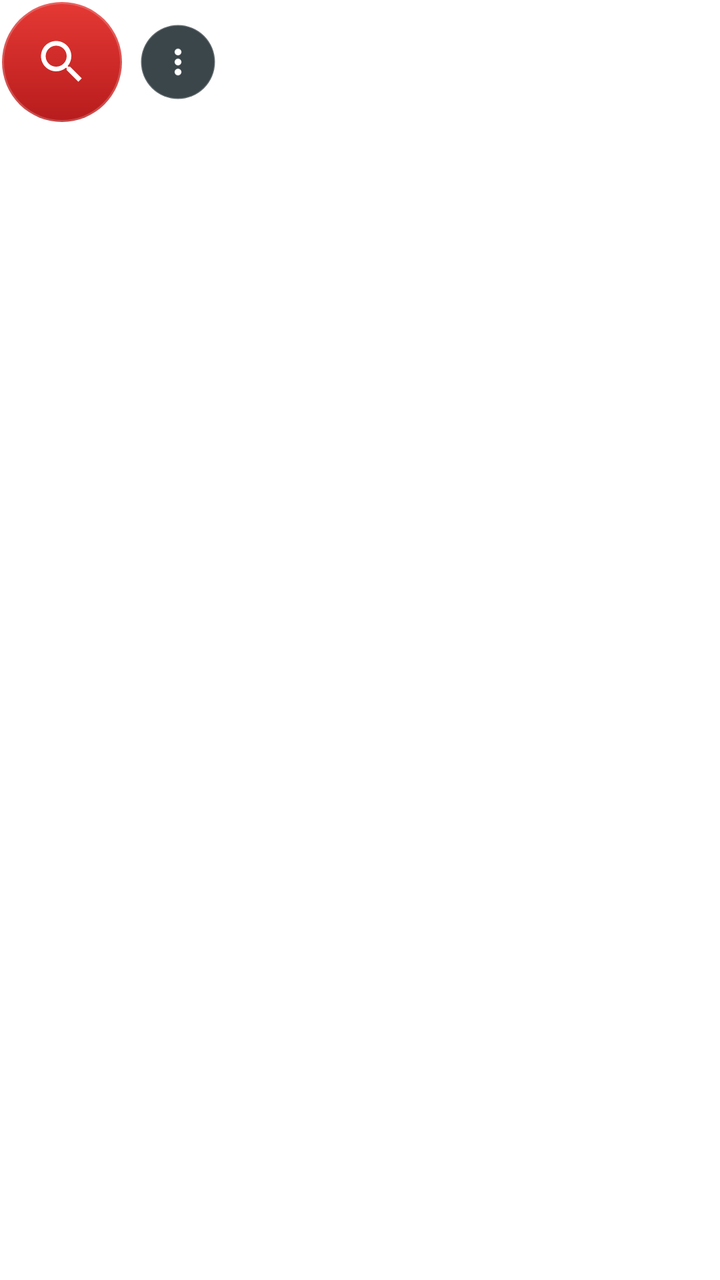
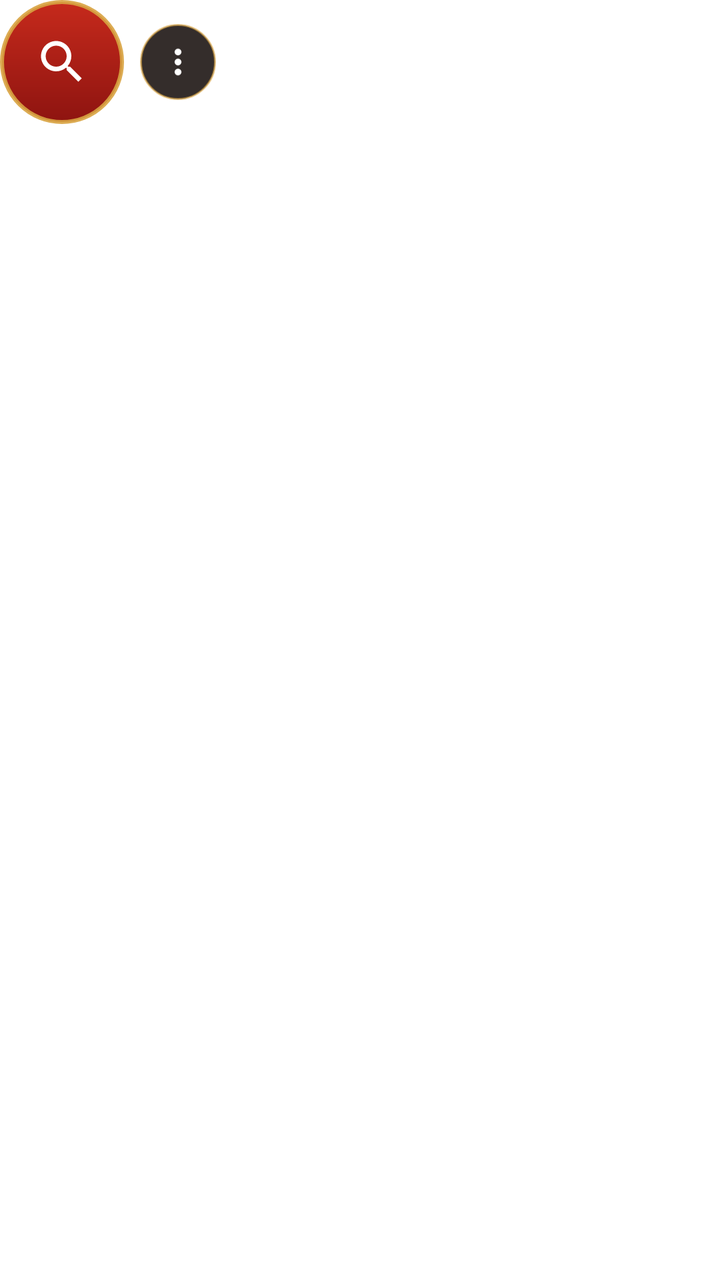

Before-and-after screenshots of an Android layout around one commit, followed by the original layout XML and the change that was made.
<!-- AndroidManifest.xml: fallback theme Theme.MaterialComponents.DayNight.NoActionBar -->
<!-- res/layout/overlay_widget.xml -->
<?xml version="1.0" encoding="utf-8"?>
<LinearLayout xmlns:android="http://schemas.android.com/apk/res/android"
    android:id="@+id/overlay_root"
    android:layout_width="wrap_content"
    android:layout_height="wrap_content"
    android:gravity="top"
    android:orientation="horizontal">

    
    <LinearLayout
        android:id="@+id/overlay_controls"
        android:layout_width="wrap_content"
        android:layout_height="wrap_content"
        android:orientation="vertical">

        <LinearLayout
            android:layout_width="wrap_content"
            android:layout_height="wrap_content"
            android:gravity="center_vertical"
            android:orientation="horizontal">

            
            <FrameLayout
                android:id="@+id/overlay_analyze"
                android:layout_width="62dp"
                android:layout_height="62dp"
                android:background="@drawable/overlay_fab_bg"
                android:clickable="true"
                android:contentDescription="@string/overlay_menu_analyze"
                android:focusable="false">

                <ImageView
                    android:id="@+id/analyze_icon"
                    android:layout_width="28dp"
                    android:layout_height="28dp"
                    android:layout_gravity="center"
                    android:contentDescription="@string/overlay_menu_analyze"
                    android:src="@drawable/ic_overlay_analyze" />

                <ProgressBar
                    android:id="@+id/analyze_progress"
                    android:layout_width="34dp"
                    android:layout_height="34dp"
                    android:layout_gravity="center"
                    android:indeterminateTint="#FFFFFFFF"
                    android:visibility="gone" />
            </FrameLayout>

            
            <ImageButton
                android:id="@+id/overlay_menu_fab"
                android:layout_width="38dp"
                android:layout_height="38dp"
                android:layout_marginStart="8dp"
                android:background="@drawable/overlay_menufab_bg"
                android:contentDescription="@string/overlay_menu_more"
                android:padding="9dp"
                android:scaleType="fitCenter"
                android:src="@drawable/ic_overlay_more" />
        </LinearLayout>

        
        <LinearLayout
            android:id="@+id/overlay_menu"
            android:layout_width="wrap_content"
            android:layout_height="wrap_content"
            android:layout_marginTop="10dp"
            android:gravity="end"
            android:orientation="horizontal"
            android:visibility="gone">

            <ImageButton
                android:id="@+id/menu_select_area"
                android:layout_width="42dp"
                android:layout_height="42dp"
                android:background="@drawable/overlay_sub_bg"
                android:backgroundTint="#FF1E88E5"
                android:contentDescription="@string/overlay_menu_select_area"
                android:padding="11dp"
                android:scaleType="fitCenter"
                android:src="@drawable/ic_overlay_crop" />

            
            <TextView
                android:id="@+id/menu_switch_side"
                android:layout_width="wrap_content"
                android:layout_height="42dp"
                android:minWidth="64dp"
                android:layout_marginStart="10dp"
                android:background="@drawable/overlay_pill_bg"
                android:backgroundTint="#FFE53935"
                android:contentDescription="@string/overlay_menu_switch_side"
                android:gravity="center"
                android:paddingStart="14dp"
                android:paddingEnd="14dp"
                android:text="@string/overlay_side_red"
                android:textColor="#FFFFFFFF"
                android:textSize="14sp"
                android:textStyle="bold" />

            <ImageButton
                android:id="@+id/menu_stop"
                android:layout_width="42dp"
                android:layout_height="42dp"
                android:layout_marginStart="10dp"
                android:background="@drawable/overlay_sub_bg"
                android:backgroundTint="#FFE53935"
                android:contentDescription="@string/overlay_menu_stop"
                android:padding="11dp"
                android:scaleType="fitCenter"
                android:src="@drawable/ic_overlay_stop" />
        </LinearLayout>
    </LinearLayout>

    
    <LinearLayout
        android:id="@+id/overlay_result"
        android:layout_width="200dp"
        android:layout_height="wrap_content"
        android:layout_marginStart="10dp"
        android:layout_marginEnd="10dp"
        android:background="@drawable/overlay_menu_bg"
        android:orientation="vertical"
        android:paddingStart="14dp"
        android:paddingEnd="14dp"
        android:paddingTop="10dp"
        android:paddingBottom="10dp"
        android:visibility="gone">

        <TextView
            android:id="@+id/result_title"
            android:layout_width="match_parent"
            android:layout_height="wrap_content"
            android:textColor="#FF8BC34A"
            android:textSize="15sp"
            android:textStyle="bold" />

        <TextView
            android:id="@+id/result_detail"
            android:layout_width="match_parent"
            android:layout_height="wrap_content"
            android:layout_marginTop="2dp"
            android:textColor="#FFFFFFFF"
            android:textSize="13sp"
            android:visibility="gone" />
    </LinearLayout>
</LinearLayout>
<!-- resources referenced by this layout -->
<resources>
  <!-- drawable ic_overlay_crop (drawable) -->
  <vector xmlns:android="http://schemas.android.com/apk/res/android"
      android:width="24dp"
      android:height="24dp"
      android:viewportWidth="24"
      android:viewportHeight="24">
      <path
          android:fillColor="#FFFFFFFF"
          android:pathData="M3,5v4h2V5h4V3H5C3.9,3 3,3.9 3,5zM5,15H3v4c0,1.1 0.9,2 2,2h4v-2H5v-4zM19,19h-4v2h4c1.1,0 2,-0.9 2,-2v-4h-2v4zM19,3h-4v2h4v4h2V5C21,3.9 20.1,3 19,3z" />
  </vector>
  <!-- drawable ic_overlay_more (drawable) -->
  <vector xmlns:android="http://schemas.android.com/apk/res/android"
      android:width="24dp"
      android:height="24dp"
      android:viewportWidth="24"
      android:viewportHeight="24">
      <path
          android:fillColor="#FFFFFFFF"
          android:pathData="M12,8c1.1,0 2,-0.9 2,-2s-0.9,-2 -2,-2 -2,0.9 -2,2 0.9,2 2,2zM12,10c-1.1,0 -2,0.9 -2,2s0.9,2 2,2 2,-0.9 2,-2 -0.9,-2 -2,-2zM12,16c-1.1,0 -2,0.9 -2,2s0.9,2 2,2 2,-0.9 2,-2 -0.9,-2 -2,-2z" />
  </vector>
  <!-- drawable ic_overlay_stop (drawable) -->
  <vector xmlns:android="http://schemas.android.com/apk/res/android"
      android:width="24dp"
      android:height="24dp"
      android:viewportWidth="24"
      android:viewportHeight="24">
      <path
          android:fillColor="#FFFFFFFF"
          android:pathData="M13,3h-2v10h2V3zM17.83,5.17l-1.42,1.42C17.99,7.86 19,9.81 19,12c0,3.87 -3.13,7 -7,7s-7,-3.13 -7,-7c0,-2.19 1.01,-4.14 2.58,-5.42L6.17,5.17C4.23,6.82 3,9.26 3,12c0,4.97 4.03,9 9,9s9,-4.03 9,-9c0,-2.74 -1.23,-5.18 -3.17,-6.83z" />
  </vector>
  <!-- drawable overlay_fab_bg (drawable) -->
  <?xml version="1.0" encoding="utf-8"?>
  <shape xmlns:android="http://schemas.android.com/apk/res/android"
      android:shape="oval">
      <gradient
          android:angle="270"
          android:startColor="#FFE53935"
          android:endColor="#FFB71C1C" />
      <stroke
          android:width="2dp"
          android:color="#33FFFFFF" />
  </shape>
  <!-- drawable overlay_menu_bg (drawable) -->
  <?xml version="1.0" encoding="utf-8"?>
  <shape xmlns:android="http://schemas.android.com/apk/res/android"
      android:shape="rectangle">
      <solid android:color="#F2202124" />
      <corners android:radius="12dp" />
      <stroke
          android:width="1dp"
          android:color="#33FFFFFF" />
  </shape>
  <!-- drawable overlay_menufab_bg (drawable) -->
  <?xml version="1.0" encoding="utf-8"?>
  <shape xmlns:android="http://schemas.android.com/apk/res/android"
      android:shape="oval">
      <solid android:color="#E6263238" />
      <stroke
          android:width="1dp"
          android:color="#33FFFFFF" />
  </shape>
  <!-- drawable overlay_pill_bg (drawable) -->
  <?xml version="1.0" encoding="utf-8"?>
  <shape xmlns:android="http://schemas.android.com/apk/res/android"
      android:shape="rectangle">
      <solid android:color="#FFFFFFFF" />
      <corners android:radius="21dp" />
      <stroke
          android:width="1dp"
          android:color="#22000000" />
  </shape>
  <!-- drawable overlay_sub_bg (drawable) -->
  <?xml version="1.0" encoding="utf-8"?>
  <shape xmlns:android="http://schemas.android.com/apk/res/android"
      android:shape="oval">
      <solid android:color="#FFFFFFFF" />
      <stroke
          android:width="1dp"
          android:color="#22000000" />
  </shape>
  <string name="overlay_menu_analyze">Analyze current screen</string>
  <string name="overlay_menu_more">More actions</string>
  <string name="overlay_menu_select_area">Select capture area</string>
  <string name="overlay_menu_stop">Stop Solver Mode</string>
  <string name="overlay_menu_switch_side">Switch side (Red / Black)</string>
  <string name="overlay_side_red">Red</string>
  <!-- unchanged entries left out for length: 1 -->
</resources>

<!-- the commit's change to res/layout/overlay_widget.xml (unified diff, before → after) -->
@@ -74,7 +74,7 @@
                 android:layout_width="42dp"
                 android:layout_height="42dp"
                 android:background="@drawable/overlay_sub_bg"
-                android:backgroundTint="#FF1E88E5"
+                android:backgroundTint="#FF7C5A0E"
                 android:contentDescription="@string/overlay_menu_select_area"
                 android:padding="11dp"
                 android:scaleType="fitCenter"
@@ -88,7 +88,7 @@
                 android:minWidth="64dp"
                 android:layout_marginStart="10dp"
                 android:background="@drawable/overlay_pill_bg"
-                android:backgroundTint="#FFE53935"
+                android:backgroundTint="#FFB3261E"
                 android:contentDescription="@string/overlay_menu_switch_side"
                 android:gravity="center"
                 android:paddingStart="14dp"
@@ -104,7 +104,7 @@
                 android:layout_height="42dp"
                 android:layout_marginStart="10dp"
                 android:background="@drawable/overlay_sub_bg"
-                android:backgroundTint="#FFE53935"
+                android:backgroundTint="#FF3A2F2A"
                 android:contentDescription="@string/overlay_menu_stop"
                 android:padding="11dp"
                 android:scaleType="fitCenter"
@@ -131,7 +131,7 @@
             android:id="@+id/result_title"
             android:layout_width="match_parent"
             android:layout_height="wrap_content"
-            android:textColor="#FF8BC34A"
+            android:textColor="#FFE9BE62"
             android:textSize="15sp"
             android:textStyle="bold" />
 
@@ -140,7 +140,7 @@
             android:layout_width="match_parent"
             android:layout_height="wrap_content"
             android:layout_marginTop="2dp"
-            android:textColor="#FFFFFFFF"
+            android:textColor="#FFFBEFE3"
             android:textSize="13sp"
             android:visibility="gone" />
     </LinearLayout>
<!-- resource entries referenced after the edit -->
@@ -36,30 +36,30 @@
       android:shape="oval">
       <gradient
           android:angle="270"
-          android:startColor="#FFE53935"
-          android:endColor="#FFB71C1C" />
+          android:startColor="#FFC62A1C"
+          android:endColor="#FF8E1410" />
       <stroke
           android:width="2dp"
-          android:color="#33FFFFFF" />
+          android:color="#E6D9A441" />
   </shape>
   <!-- drawable overlay_menu_bg (drawable) -->
   <?xml version="1.0" encoding="utf-8"?>
   <shape xmlns:android="http://schemas.android.com/apk/res/android"
       android:shape="rectangle">
-      <solid android:color="#F2202124" />
-      <corners android:radius="12dp" />
+      <solid android:color="#F21F1714" />
+      <corners android:radius="16dp" />
       <stroke
           android:width="1dp"
-          android:color="#33FFFFFF" />
+          android:color="#66D9A441" />
   </shape>
   <!-- drawable overlay_menufab_bg (drawable) -->
   <?xml version="1.0" encoding="utf-8"?>
   <shape xmlns:android="http://schemas.android.com/apk/res/android"
       android:shape="oval">
-      <solid android:color="#E6263238" />
+      <solid android:color="#E61F1714" />
       <stroke
           android:width="1dp"
-          android:color="#33FFFFFF" />
+          android:color="#99D9A441" />
   </shape>
   <!-- drawable overlay_pill_bg (drawable) -->
   <?xml version="1.0" encoding="utf-8"?>
